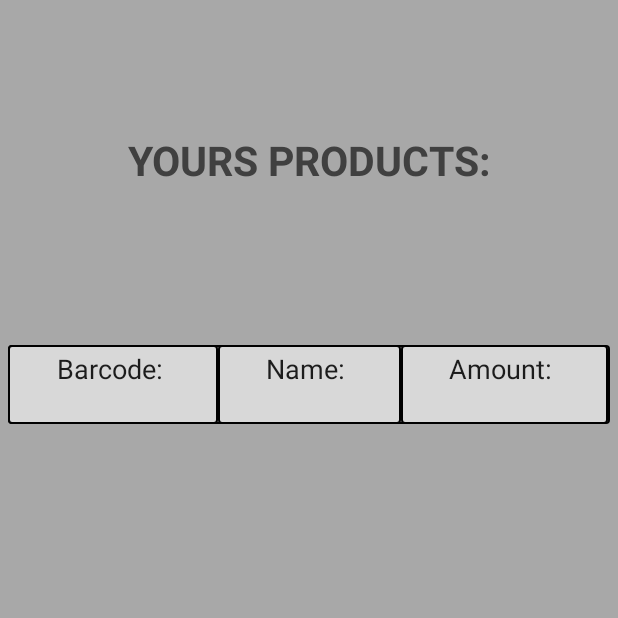
After one commit to matihaw/AndroidAppRefrigerator, an Android app: the CheckActivity screen opened directly, with no data from a screen before it, on a phone screen of 412 x 824 dp, the top half of it. The commit adds this screen. Run offline under Robolectric (Android 15) with nearby library versions, the phone set to English and light mode, and no system bars; 1 statement that could not run was skipped.

Commit message:
Added "check products"

```diff
--- a/app/build.gradle
+++ b/app/build.gradle
@@ -41,3 +41,8 @@ dependencies {
     implementation 'androidx.appcompat:appcompat:+'
     implementation 'androidx.constraintlayout:constraintlayout:+'
 }
+
+dependencies {
+    implementation 'androidx.appcompat:appcompat:+'
+    implementation 'androidx.constraintlayout:constraintlayout:+'
+}
--- a/app/src/main/AndroidManifest.xml
+++ b/app/src/main/AndroidManifest.xml
@@ -2,8 +2,10 @@
 <manifest xmlns:android="http://schemas.android.com/apk/res/android"
     xmlns:tools="http://schemas.android.com/tools"
     package="com.example.project">
+
     <uses-permission android:name="android.permission.CAMERA" />
     <uses-permission android:name="android.permission.INTERNET" />
+
     <application
         android:allowBackup="true"
         android:icon="@mipmap/ic_launcher"
@@ -11,7 +13,8 @@
         android:roundIcon="@mipmap/ic_launcher_round"
         android:supportsRtl="true"
         android:theme="@style/AppTheme">
-        <activity android:name=".AddProduct"></activity>
+        <activity android:name=".CheckActivity"></activity>
+        <activity android:name=".AddProduct" />
         <activity android:name=".MainActivity">
             <intent-filter>
                 <action android:name="android.intent.action.MAIN" />
--- /dev/null
+++ b/app/src/main/java/com/example/project/CheckActivity.java
@@ -0,0 +1,46 @@
+package com.example.project;
+
+import androidx.appcompat.app.AppCompatActivity;
+
+import android.content.Context;
+import android.os.Bundle;
+import android.widget.EditText;
+import android.widget.ImageView;
+import android.widget.Toast;
+
+import java.io.InputStream;
+import java.net.URL;
+import java.net.URLConnection;
+import java.util.ArrayList;
+import java.util.List;
+
+public class CheckActivity extends AppCompatActivity {
+    private Context context = this;
+
+    @Override
+    protected void onCreate(Bundle savedInstanceState) {
+        super.onCreate(savedInstanceState);
+        setContentView(R.layout.activity_check);
+        List<String> barcodes = getIntent().getStringArrayListExtra("barcodes");
+        List<String> name = getIntent().getStringArrayListExtra("name");
+        List<String> amount = getIntent().getStringArrayListExtra("amount");
+        StringBuilder barcodesOutputBuilder = new StringBuilder("Barcode: \n");
+        StringBuilder nameOutputBuilder = new StringBuilder("Name: \n");
+        StringBuilder amountOutputBuilder = new StringBuilder("Amount: \n");
+
+        for(int i=0;i<barcodes.size();i++) {
+            barcodesOutputBuilder.append(barcodes.get(i) + "\n");
+            nameOutputBuilder.append(name.get(i) + "\n");
+            amountOutputBuilder.append(amount.get(i) +"\n");
+        }
+
+        EditText idText = findViewById(R.id.id);
+        EditText nameText = findViewById(R.id.name);
+        EditText amountText = findViewById(R.id.amount);
+        idText.setText(barcodesOutputBuilder.toString());
+        nameText.setText(nameOutputBuilder.toString());
+        amountText.setText(amountOutputBuilder.toString());
+
+    }
+
+}
--- /dev/null
+++ b/app/src/main/res/drawable/table.xml
@@ -0,0 +1,18 @@
+<?xml version="1.0" encoding="utf-8"?>
+<shape xmlns:android="http://schemas.android.com/apk/res/android"
+    android:shape="rectangle" >
+
+    <solid
+        android:color="@color/szary" >
+    </solid>
+
+    <stroke
+        android:width="1dp"
+        android:color="#000000" >
+    </stroke>
+
+    <corners
+        android:radius="2dp"   >
+    </corners>
+
+</shape>
--- /dev/null
+++ b/app/src/main/res/layout/activity_check.xml
@@ -0,0 +1,74 @@
+<?xml version="1.0" encoding="utf-8"?>
+<androidx.constraintlayout.widget.ConstraintLayout xmlns:android="http://schemas.android.com/apk/res/android"
+    xmlns:app="http://schemas.android.com/apk/res-auto"
+    xmlns:tools="http://schemas.android.com/tools"
+    android:layout_width="match_parent"
+    android:layout_height="match_parent"
+    android:background="@color/DarkGray"
+    android:focusableInTouchMode="true"
+    android:focusable="true"
+    tools:context=".MainActivity">
+
+    <TextView
+        android:id="@+id/textView"
+        android:layout_width="wrap_content"
+        android:layout_height="wrap_content"
+        android:layout_marginTop="88dp"
+        android:text="Yours products:"
+        android:textAllCaps="true"
+        android:textColor="@color/SolidGray"
+        android:textSize="27dp"
+        android:textStyle="bold"
+        app:layout_constraintEnd_toEndOf="parent"
+        app:layout_constraintStart_toStartOf="parent"
+        app:layout_constraintTop_toTopOf="parent" />
+
+    <ScrollView
+        android:layout_width="match_parent"
+        android:layout_height="500dp"
+        android:layout_marginTop="230dp"
+        app:layout_constraintTop_toTopOf="parent">
+
+        <TableLayout xmlns:android="http://schemas.android.com/apk/res/android"
+            xmlns:tools="http://schemas.android.com/tools"
+            android:layout_width="match_parent"
+            android:layout_height="match_parent"
+            android:background="@color/DarkGray"
+            android:stretchColumns="*"
+            tools:context=".CheckActivity"
+            android:layout_marginLeft="5dp"
+            android:layout_marginRight="5dp">
+
+
+            <TableRow
+                android:background="@drawable/table"
+
+                >
+
+                <EditText
+                    android:id="@+id/id"
+                    android:background="@drawable/table"
+                    android:padding="3dip"
+                    android:focusable="false"
+                    android:textAlignment="center" />
+
+                <EditText
+                    android:id="@+id/name"
+                    android:background="@drawable/table"
+                    android:focusable="false"
+                    android:padding="3dip"
+                    android:textAlignment="center" />
+
+                <EditText
+                    android:id="@+id/amount"
+                    android:background="@drawable/table"
+                    android:padding="3dip"
+                    android:focusable="false"
+                    android:textAlignment="center" />
+            </TableRow>
+        </TableLayout>
+    </ScrollView>
+
+
+
+</androidx.constraintlayout.widget.ConstraintLayout>
```
Also changed, not shown: app/src/main/java/com/example/project/MainActivity.java (+63 -0 lines), app/src/main/res/layout/activity_main.xml (+4 -4 lines), app/src/main/res/layout/add_book.xml (+5 -5 lines), 1 other file.
